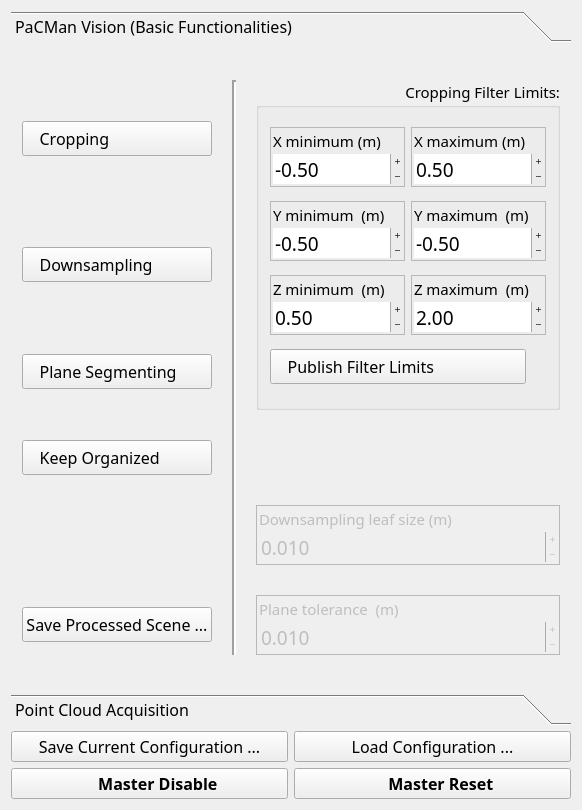
This is src/basic_node/gui/basic_node_gui.ui in Tabjones/pacman_vision as Qt 5 draws it before an edit. The edited form follows.
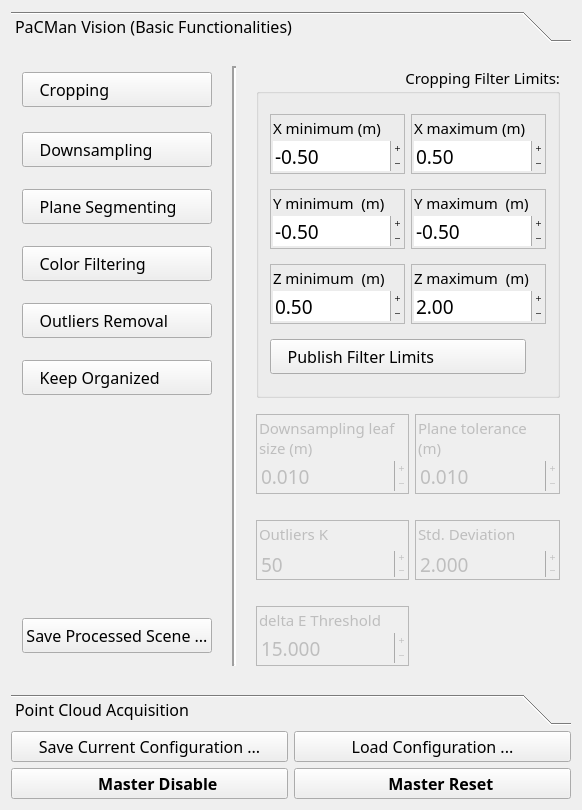
This is the edited form. Icons and pictures are not drawn.

Commit message:
Update BaseNode with more filters
* Color Filtering
* Outlier Removal Filtering

```diff
--- a/src/basic_node/gui/basic_node_gui.ui
+++ b/src/basic_node/gui/basic_node_gui.ui
@@ -24,7 +24,7 @@
     <item row="0" column="0" colspan="2">
      <widget class="QToolBox" name="Tabs">
       <property name="sizePolicy">
-       <sizepolicy hsizetype="Expanding" vsizetype="MinimumExpanding">
+       <sizepolicy hsizetype="Expanding" vsizetype="Expanding">
         <horstretch>0</horstretch>
         <verstretch>0</verstretch>
        </sizepolicy>
@@ -35,6 +35,9 @@
         <height>520</height>
        </size>
       </property>
+      <property name="autoFillBackground">
+       <bool>false</bool>
+      </property>
       <property name="tabSpacing">
        <number>3</number>
       </property>
@@ -47,6 +50,12 @@
          <height>636</height>
         </rect>
        </property>
+       <property name="sizePolicy">
+        <sizepolicy hsizetype="Preferred" vsizetype="Expanding">
+         <horstretch>0</horstretch>
+         <verstretch>0</verstretch>
+        </sizepolicy>
+       </property>
        <property name="toolTip">
         <string>Control the basic node filtering process.</string>
        </property>
@@ -99,7 +108,7 @@
           </property>
          </widget>
         </item>
-        <item row="0" column="1" rowspan="6">
+        <item row="0" column="1" rowspan="9">
          <widget class="Line" name="separator">
           <property name="minimumSize">
            <size>
@@ -115,7 +124,7 @@
           </property>
          </widget>
         </item>
-        <item row="0" column="2" rowspan="3">
+        <item row="0" column="2" rowspan="6" colspan="2">
          <widget class="QGroupBox" name="CroppingG">
           <property name="sizePolicy">
            <sizepolicy hsizetype="Expanding" vsizetype="MinimumExpanding">
@@ -919,6 +928,96 @@
          </widget>
         </item>
         <item row="3" column="0">
+         <widget class="QPushButton" name="ColorButt">
+          <property name="maximumSize">
+           <size>
+            <width>16777215</width>
+            <height>35</height>
+           </size>
+          </property>
+          <property name="font">
+           <font>
+            <family>Oxygen-Sans</family>
+            <pointsize>12</pointsize>
+           </font>
+          </property>
+          <property name="focusPolicy">
+           <enum>Qt::NoFocus</enum>
+          </property>
+          <property name="acceptDrops">
+           <bool>false</bool>
+          </property>
+          <property name="toolTip">
+           <string>Enable/Disable cropbox filter applied to incoming point clouds.</string>
+          </property>
+          <property name="styleSheet">
+           <string notr="true">Text-align:left</string>
+          </property>
+          <property name="text">
+           <string>    Color Filtering</string>
+          </property>
+          <property name="icon">
+           <iconset resource="../../../resources/resources.qrc">
+            <normaloff>:/icons/off.png</normaloff>
+            <normalon>:/icons/on.png</normalon>:/icons/off.png</iconset>
+          </property>
+          <property name="iconSize">
+           <size>
+            <width>32</width>
+            <height>32</height>
+           </size>
+          </property>
+          <property name="checkable">
+           <bool>true</bool>
+          </property>
+         </widget>
+        </item>
+        <item row="4" column="0">
+         <widget class="QPushButton" name="OutiliersButt">
+          <property name="maximumSize">
+           <size>
+            <width>16777215</width>
+            <height>35</height>
+           </size>
+          </property>
+          <property name="font">
+           <font>
+            <family>Oxygen-Sans</family>
+            <pointsize>12</pointsize>
+           </font>
+          </property>
+          <property name="focusPolicy">
+           <enum>Qt::NoFocus</enum>
+          </property>
+          <property name="acceptDrops">
+           <bool>false</bool>
+          </property>
+          <property name="toolTip">
+           <string>Enable/Disable cropbox filter applied to incoming point clouds.</string>
+          </property>
+          <property name="styleSheet">
+           <string notr="true">Text-align:left</string>
+          </property>
+          <property name="text">
+           <string>    Outliers Removal</string>
+          </property>
+          <property name="icon">
+           <iconset resource="../../../resources/resources.qrc">
+            <normaloff>:/icons/off.png</normaloff>
+            <normalon>:/icons/on.png</normalon>:/icons/off.png</iconset>
+          </property>
+          <property name="iconSize">
+           <size>
+            <width>32</width>
+            <height>32</height>
+           </size>
+          </property>
+          <property name="checkable">
+           <bool>true</bool>
+          </property>
+         </widget>
+        </item>
+        <item row="5" column="0">
          <widget class="QPushButton" name="OrganizedButt">
           <property name="maximumSize">
            <size>
@@ -963,7 +1062,7 @@
           </property>
          </widget>
         </item>
-        <item row="4" column="2">
+        <item row="6" column="2">
          <widget class="QFrame" name="LeafF">
           <property name="enabled">
            <bool>false</bool>
@@ -976,8 +1075,8 @@
           </property>
           <property name="minimumSize">
            <size>
-            <width>222</width>
-            <height>0</height>
+            <width>100</width>
+            <height>80</height>
            </size>
           </property>
           <property name="font">
@@ -1032,6 +1131,9 @@
              <property name="alignment">
               <set>Qt::AlignLeading|Qt::AlignLeft|Qt::AlignTop</set>
              </property>
+             <property name="wordWrap">
+              <bool>true</bool>
+             </property>
             </widget>
            </item>
            <item>
@@ -1070,44 +1172,7 @@
           </layout>
          </widget>
         </item>
-        <item row="5" column="0">
-         <widget class="QPushButton" name="SaveButt">
-          <property name="maximumSize">
-           <size>
-            <width>16777215</width>
-            <height>35</height>
-           </size>
-          </property>
-          <property name="font">
-           <font>
-            <family>Oxygen-Sans</family>
-            <pointsize>12</pointsize>
-           </font>
-          </property>
-          <property name="focusPolicy">
-           <enum>Qt::NoFocus</enum>
-          </property>
-          <property name="acceptDrops">
-           <bool>false</bool>
-          </property>
-          <property name="toolTip">
-           <string>Save current Processed Scene on user selected location. (By calling service get_scene_processed)</string>
-          </property>
-          <property name="text">
-           <string>Save Processed Scene ...</string>
-          </property>
-          <property name="iconSize">
-           <size>
-            <width>32</width>
-            <height>32</height>
-           </size>
-          </property>
-          <property name="checkable">
-           <bool>false</bool>
-          </property>
-         </widget>
-        </item>
-        <item row="5" column="2">
+        <item row="6" column="3">
          <widget class="QFrame" name="PlaneF">
           <property name="enabled">
            <bool>false</bool>
@@ -1120,8 +1185,8 @@
           </property>
           <property name="minimumSize">
            <size>
-            <width>222</width>
-            <height>0</height>
+            <width>100</width>
+            <height>80</height>
            </size>
           </property>
           <property name="font">
@@ -1176,6 +1241,9 @@
              <property name="alignment">
               <set>Qt::AlignLeading|Qt::AlignLeft|Qt::AlignTop</set>
              </property>
+             <property name="wordWrap">
+              <bool>true</bool>
+             </property>
             </widget>
            </item>
            <item>
@@ -1214,6 +1282,373 @@
           </layout>
          </widget>
         </item>
+        <item row="7" column="2">
+         <widget class="QFrame" name="OutliersKF">
+          <property name="enabled">
+           <bool>false</bool>
+          </property>
+          <property name="sizePolicy">
+           <sizepolicy hsizetype="Preferred" vsizetype="Fixed">
+            <horstretch>0</horstretch>
+            <verstretch>0</verstretch>
+           </sizepolicy>
+          </property>
+          <property name="minimumSize">
+           <size>
+            <width>100</width>
+            <height>0</height>
+           </size>
+          </property>
+          <property name="font">
+           <font>
+            <pointsize>11</pointsize>
+           </font>
+          </property>
+          <property name="toolTip">
+           <string>The number of K-Neighbors to consider when computing the mean distance distribution</string>
+          </property>
+          <property name="frameShape">
+           <enum>QFrame::StyledPanel</enum>
+          </property>
+          <property name="frameShadow">
+           <enum>QFrame::Raised</enum>
+          </property>
+          <layout class="QVBoxLayout" name="verticalLayout_11">
+           <property name="spacing">
+            <number>2</number>
+           </property>
+           <property name="leftMargin">
+            <number>2</number>
+           </property>
+           <property name="topMargin">
+            <number>2</number>
+           </property>
+           <property name="rightMargin">
+            <number>2</number>
+           </property>
+           <property name="bottomMargin">
+            <number>2</number>
+           </property>
+           <item>
+            <widget class="QLabel" name="OutliersKL">
+             <property name="font">
+              <font>
+               <pointsize>11</pointsize>
+              </font>
+             </property>
+             <property name="frameShape">
+              <enum>QFrame::NoFrame</enum>
+             </property>
+             <property name="frameShadow">
+              <enum>QFrame::Plain</enum>
+             </property>
+             <property name="text">
+              <string>Outliers K Neighborhood</string>
+             </property>
+             <property name="textFormat">
+              <enum>Qt::PlainText</enum>
+             </property>
+             <property name="scaledContents">
+              <bool>false</bool>
+             </property>
+             <property name="alignment">
+              <set>Qt::AlignLeading|Qt::AlignLeft|Qt::AlignTop</set>
+             </property>
+             <property name="wordWrap">
+              <bool>true</bool>
+             </property>
+            </widget>
+           </item>
+           <item>
+            <widget class="QSpinBox" name="OutliersK">
+             <property name="font">
+              <font>
+               <pointsize>14</pointsize>
+              </font>
+             </property>
+             <property name="wrapping">
+              <bool>false</bool>
+             </property>
+             <property name="frame">
+              <bool>false</bool>
+             </property>
+             <property name="buttonSymbols">
+              <enum>QAbstractSpinBox::PlusMinus</enum>
+             </property>
+             <property name="minimum">
+              <number>1</number>
+             </property>
+             <property name="maximum">
+              <number>50000</number>
+             </property>
+             <property name="value">
+              <number>50</number>
+             </property>
+            </widget>
+           </item>
+          </layout>
+         </widget>
+        </item>
+        <item row="7" column="3">
+         <widget class="QFrame" name="OutliersSF">
+          <property name="enabled">
+           <bool>false</bool>
+          </property>
+          <property name="sizePolicy">
+           <sizepolicy hsizetype="Preferred" vsizetype="Fixed">
+            <horstretch>0</horstretch>
+            <verstretch>0</verstretch>
+           </sizepolicy>
+          </property>
+          <property name="minimumSize">
+           <size>
+            <width>100</width>
+            <height>0</height>
+           </size>
+          </property>
+          <property name="font">
+           <font>
+            <pointsize>11</pointsize>
+           </font>
+          </property>
+          <property name="toolTip">
+           <string>Multiplier of Distance distribution Standard Deviation. A point is classified as outlier if its distance is outside the interval defined by the mean distance +/- the standard deviation weighted by this multiplier.</string>
+          </property>
+          <property name="frameShape">
+           <enum>QFrame::StyledPanel</enum>
+          </property>
+          <property name="frameShadow">
+           <enum>QFrame::Raised</enum>
+          </property>
+          <layout class="QVBoxLayout" name="verticalLayout_12">
+           <property name="spacing">
+            <number>2</number>
+           </property>
+           <property name="leftMargin">
+            <number>2</number>
+           </property>
+           <property name="topMargin">
+            <number>2</number>
+           </property>
+           <property name="rightMargin">
+            <number>2</number>
+           </property>
+           <property name="bottomMargin">
+            <number>2</number>
+           </property>
+           <item>
+            <widget class="QLabel" name="OutliersSL">
+             <property name="font">
+              <font>
+               <pointsize>11</pointsize>
+              </font>
+             </property>
+             <property name="frameShape">
+              <enum>QFrame::NoFrame</enum>
+             </property>
+             <property name="frameShadow">
+              <enum>QFrame::Plain</enum>
+             </property>
+             <property name="text">
+              <string>Std. Deviation Multiplier</string>
+             </property>
+             <property name="textFormat">
+              <enum>Qt::PlainText</enum>
+             </property>
+             <property name="alignment">
+              <set>Qt::AlignLeading|Qt::AlignLeft|Qt::AlignTop</set>
+             </property>
+             <property name="wordWrap">
+              <bool>true</bool>
+             </property>
+            </widget>
+           </item>
+           <item>
+            <widget class="QDoubleSpinBox" name="OutliersS">
+             <property name="font">
+              <font>
+               <pointsize>14</pointsize>
+              </font>
+             </property>
+             <property name="wrapping">
+              <bool>false</bool>
+             </property>
+             <property name="frame">
+              <bool>false</bool>
+             </property>
+             <property name="buttonSymbols">
+              <enum>QAbstractSpinBox::PlusMinus</enum>
+             </property>
+             <property name="decimals">
+              <number>3</number>
+             </property>
+             <property name="minimum">
+              <double>0.001000000000000</double>
+             </property>
+             <property name="maximum">
+              <double>50.000000000000000</double>
+             </property>
+             <property name="singleStep">
+              <double>0.500000000000000</double>
+             </property>
+             <property name="value">
+              <double>2.000000000000000</double>
+             </property>
+            </widget>
+           </item>
+          </layout>
+         </widget>
+        </item>
+        <item row="8" column="0">
+         <widget class="QPushButton" name="SaveButt">
+          <property name="maximumSize">
+           <size>
+            <width>16777215</width>
+            <height>35</height>
+           </size>
+          </property>
+          <property name="font">
+           <font>
+            <family>Oxygen-Sans</family>
+            <pointsize>12</pointsize>
+           </font>
+          </property>
+          <property name="focusPolicy">
+           <enum>Qt::NoFocus</enum>
+          </property>
+          <property name="acceptDrops">
+           <bool>false</bool>
+          </property>
+          <property name="toolTip">
+           <string>Save current Processed Scene on user selected location. (By calling service get_scene_processed)</string>
+          </property>
+          <property name="text">
+           <string>Save Processed Scene ...</string>
+          </property>
+          <property name="iconSize">
+           <size>
+            <width>32</width>
+            <height>32</height>
+           </size>
+          </property>
+          <property name="checkable">
+           <bool>false</bool>
+          </property>
+         </widget>
+        </item>
+        <item row="8" column="2">
+         <widget class="QFrame" name="ColorF">
+          <property name="enabled">
+           <bool>false</bool>
+          </property>
+          <property name="sizePolicy">
+           <sizepolicy hsizetype="Preferred" vsizetype="Fixed">
+            <horstretch>0</horstretch>
+            <verstretch>0</verstretch>
+           </sizepolicy>
+          </property>
+          <property name="minimumSize">
+           <size>
+            <width>100</width>
+            <height>0</height>
+           </size>
+          </property>
+          <property name="font">
+           <font>
+            <pointsize>11</pointsize>
+           </font>
+          </property>
+          <property name="toolTip">
+           <string>Colorimetric distance threshold for color filtering. The metric is  deltaE 2000 for CIELab colorspace. A value of 10 is claimed to be almost idistinguishable to the human eye.</string>
+          </property>
+          <property name="frameShape">
+           <enum>QFrame::StyledPanel</enum>
+          </property>
+          <property name="frameShadow">
+           <enum>QFrame::Raised</enum>
+          </property>
+          <layout class="QVBoxLayout" name="verticalLayout_13">
+           <property name="spacing">
+            <number>2</number>
+           </property>
+           <property name="leftMargin">
+            <number>2</number>
+           </property>
+           <property name="topMargin">
+            <number>2</number>
+           </property>
+           <property name="rightMargin">
+            <number>2</number>
+           </property>
+           <property name="bottomMargin">
+            <number>2</number>
+           </property>
+           <item>
+            <widget class="QLabel" name="ColorL">
+             <property name="font">
+              <font>
+               <pointsize>11</pointsize>
+              </font>
+             </property>
+             <property name="frameShape">
+              <enum>QFrame::NoFrame</enum>
+             </property>
+             <property name="frameShadow">
+              <enum>QFrame::Plain</enum>
+             </property>
+             <property name="text">
+              <string>delta E Threshold</string>
+             </property>
+             <property name="textFormat">
+              <enum>Qt::PlainText</enum>
+             </property>
+             <property name="scaledContents">
+              <bool>false</bool>
+             </property>
+             <property name="alignment">
+              <set>Qt::AlignLeading|Qt::AlignLeft|Qt::AlignTop</set>
+             </property>
+             <property name="wordWrap">
+              <bool>true</bool>
+             </property>
+            </widget>
+           </item>
+           <item>
+            <widget class="QDoubleSpinBox" name="Color">
+             <property name="font">
+              <font>
+               <pointsize>14</pointsize>
+              </font>
+             </property>
+             <property name="wrapping">
+              <bool>false</bool>
+             </property>
+             <property name="frame">
+              <bool>false</bool>
+             </property>
+             <property name="buttonSymbols">
+              <enum>QAbstractSpinBox::PlusMinus</enum>
+             </property>
+             <property name="decimals">
+              <number>3</number>
+             </property>
+             <property name="minimum">
+              <double>0.001000000000000</double>
+             </property>
+             <property name="maximum">
+              <double>5000.000000000000000</double>
+             </property>
+             <property name="singleStep">
+              <double>1.000000000000000</double>
+             </property>
+             <property name="value">
+              <double>15.000000000000000</double>
+             </property>
+            </widget>
+           </item>
+          </layout>
+         </widget>
+        </item>
        </layout>
        <zorder>PlaneF</zorder>
        <zorder>separator</zorder>
```
Left out of the diff: 280 changed lines with no effect on the pictures. The commit also changes 7 other files.
